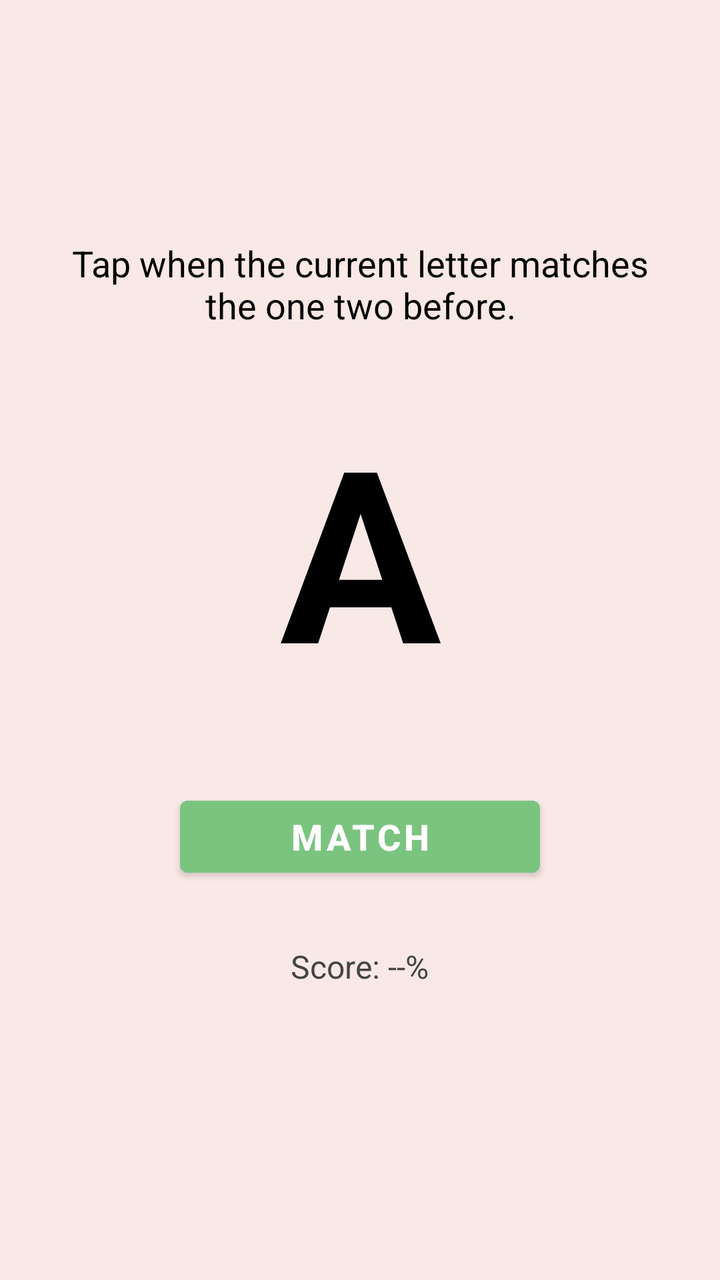
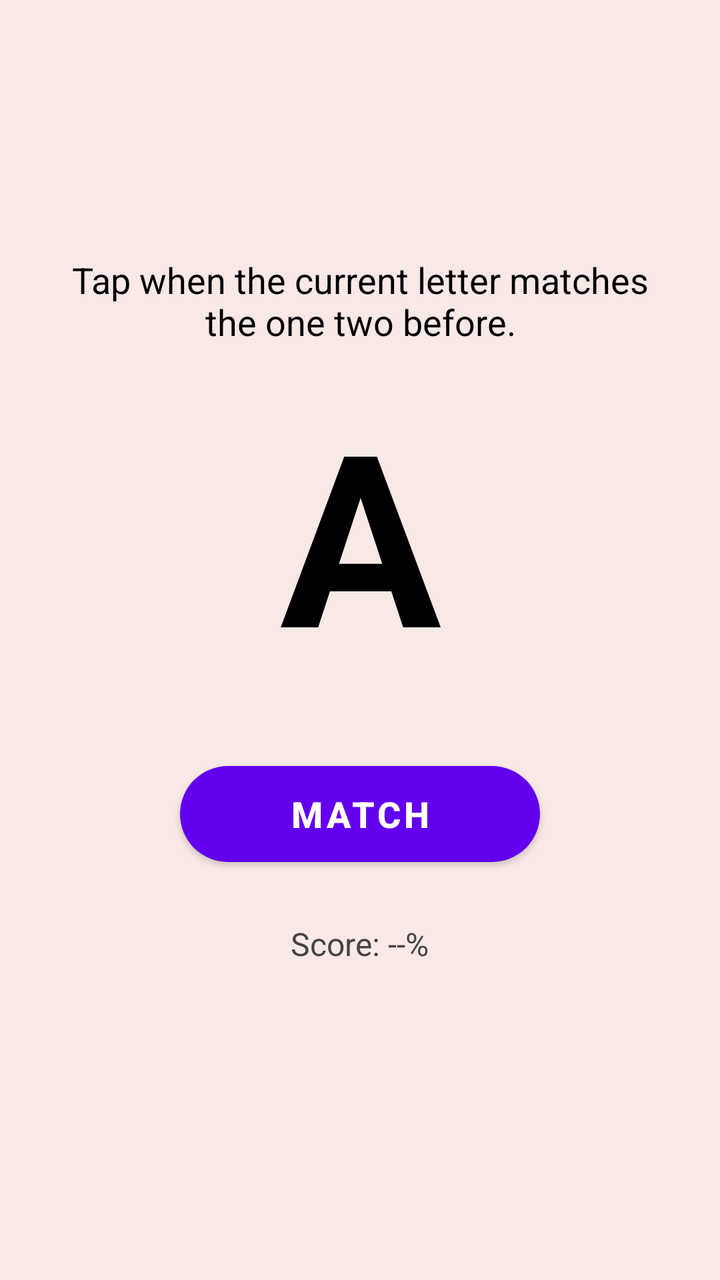

Screens rendered from an Android XML layout before and after an edit, with the pre-edit source and the edit as a unified diff.
<!-- AndroidManifest.xml: application theme Theme.CogniSync -->
<!-- res/layout/activity_nback.xml -->
<?xml version="1.0" encoding="utf-8"?>
<LinearLayout xmlns:android="http://schemas.android.com/apk/res/android"
    android:orientation="vertical"
    android:gravity="center"
    android:background="#F8E8E6"
    android:layout_width="match_parent"
    android:layout_height="match_parent"
    android:fitsSystemWindows="true"
    android:padding="24dp">

    <TextView
        android:id="@+id/tvInstruction"
        android:layout_width="wrap_content"
        android:layout_height="wrap_content"
        android:text="Tap when the current letter matches the one two before."
        android:textColor="#000"
        android:textSize="18sp"
        android:gravity="center"
        android:layout_marginBottom="30dp" />

    <TextView
        android:id="@+id/tvLetter"
        android:layout_width="match_parent"
        android:layout_height="wrap_content"
        android:text="A"
        android:textColor="#000"
        android:textSize="120sp"
        android:textStyle="bold"
        android:gravity="center"
        android:layout_marginBottom="40dp" />

    <Button
        android:id="@+id/btnMatch"
        android:layout_width="180dp"
        android:layout_height="wrap_content"
        android:text="MATCH"
        android:textStyle="bold"
        android:textSize="18sp"
        android:backgroundTint="#7BC47F"
        android:textColor="#FFF" />

    <TextView
        android:id="@+id/tvScore"
        android:layout_width="wrap_content"
        android:layout_height="wrap_content"
        android:text="Score: --%"
        android:textColor="#444"
        android:textSize="16sp"
        android:layout_marginTop="30dp" />

    <TextView
        android:id="@+id/tvInfo"
        android:layout_width="wrap_content"
        android:layout_height="wrap_content"
        android:text=""
        android:textColor="#777"
        android:textSize="16sp"
        android:layout_marginTop="5dp"
        android:gravity="center"/>
</LinearLayout>
<!-- resources referenced by this layout -->
<resources>
  <style name="Theme.CogniSync" parent="Theme.MaterialComponents.DayNight.NoActionBar">
  
  
  
          
          <item name="android:statusBarColor">@android:color/white</item>
          <item name="android:windowLightStatusBar">true</item>
  
      </style>
</resources>

<!-- the commit's change to res/layout/activity_nback.xml (unified diff, before → after) -->
@@ -8,6 +8,7 @@
     android:fitsSystemWindows="true"
     android:padding="24dp">
 
+    
     <TextView
         android:id="@+id/tvInstruction"
         android:layout_width="wrap_content"
@@ -16,8 +17,10 @@
         android:textColor="#000"
         android:textSize="18sp"
         android:gravity="center"
+        android:includeFontPadding="false"
         android:layout_marginBottom="30dp" />
 
+    
     <TextView
         android:id="@+id/tvLetter"
         android:layout_width="match_parent"
@@ -27,18 +30,22 @@
         android:textSize="120sp"
         android:textStyle="bold"
         android:gravity="center"
-        android:layout_marginBottom="40dp" />
+        android:includeFontPadding="false"
+        android:layout_marginBottom="40dp"
+        android:contentDescription="Current letter" />
 
+    
     <Button
         android:id="@+id/btnMatch"
         android:layout_width="180dp"
-        android:layout_height="wrap_content"
+        android:layout_height="48dp"
         android:text="MATCH"
         android:textStyle="bold"
         android:textSize="18sp"
-        android:backgroundTint="#7BC47F"
-        android:textColor="#FFF" />
+        android:textColor="#FFFFFF"
+        android:background="@drawable/btn_bg" />
 
+    
     <TextView
         android:id="@+id/tvScore"
         android:layout_width="wrap_content"
@@ -48,6 +55,7 @@
         android:textSize="16sp"
         android:layout_marginTop="30dp" />
 
+    
     <TextView
         android:id="@+id/tvInfo"
         android:layout_width="wrap_content"
@@ -56,5 +64,6 @@
         android:textColor="#777"
         android:textSize="16sp"
         android:layout_marginTop="5dp"
-        android:gravity="center"/>
+        android:gravity="center" />
+
 </LinearLayout>
<!-- resource entries referenced after the edit -->
@@ -1,5 +1,11 @@
 <!-- resources referenced by this layout -->
 <resources>
+  <!-- drawable btn_bg (drawable) -->
+  <shape xmlns:android="http://schemas.android.com/apk/res/android"
+      android:shape="rectangle">
+      <solid android:color="#B9BDBF"/>
+      <corners android:radius="35dp"/>
+  </shape>
   <style name="Theme.CogniSync" parent="Theme.MaterialComponents.DayNight.NoActionBar">
   
   
